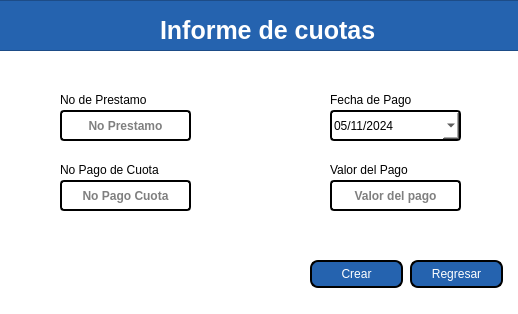
Old version of the form views/InformeCuotas.ui in the repository MiguelFVasquez/ProyectoDB.
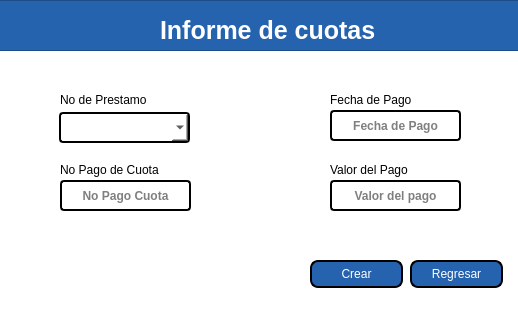
New version of the form.

Commit message: Se implementa la funcionalidad de cuotas y se organizan errores con los prestamos

```diff
--- a/views/InformeCuotas.ui
+++ b/views/InformeCuotas.ui
@@ -277,39 +277,6 @@
      </property>
     </widget>
    </widget>
-   <widget class="QDateEdit" name="dateEditFecha">
-    <property name="geometry">
-     <rect>
-      <x>330</x>
-      <y>110</y>
-      <width>131</width>
-      <height>31</height>
-     </rect>
-    </property>
-    <property name="styleSheet">
-     <string notr="true">background-color: rgb(255, 255, 255);
-color: rgb(0, 0, 0);
-border: 2px solid rgb(0,0,0);
-border-radius: 4px
-</string>
-    </property>
-    <property name="currentSection">
-     <enum>QDateTimeEdit::DaySection</enum>
-    </property>
-    <property name="displayFormat">
-     <string>dd/MM/yyyy</string>
-    </property>
-    <property name="calendarPopup">
-     <bool>true</bool>
-    </property>
-    <property name="date">
-     <date>
-      <year>2024</year>
-      <month>11</month>
-      <day>5</day>
-     </date>
-    </property>
-   </widget>
    <widget class="QLabel" name="lblPagoCuota">
     <property name="geometry">
      <rect>
@@ -367,39 +334,6 @@
      <string>No Pago Cuota</string>
     </property>
    </widget>
-   <widget class="QLineEdit" name="txtNumeroPrestamo">
-    <property name="geometry">
-     <rect>
-      <x>60</x>
-      <y>110</y>
-      <width>131</width>
-      <height>31</height>
-     </rect>
-    </property>
-    <property name="font">
-     <font>
-      <weight>75</weight>
-      <bold>true</bold>
-      <kerning>true</kerning>
-     </font>
-    </property>
-    <property name="styleSheet">
-     <string notr="true">background-color: rgb(255, 255, 255);
-color: rgb(0, 0, 0);
-border: 2px solid rgb(0,0,0);
-border-radius: 4px
-</string>
-    </property>
-    <property name="alignment">
-     <set>Qt::AlignCenter</set>
-    </property>
-    <property name="readOnly">
-     <bool>false</bool>
-    </property>
-    <property name="placeholderText">
-     <string>No Prestamo</string>
-    </property>
-   </widget>
    <widget class="QLabel" name="lblNumeroPrestamo">
     <property name="geometry">
      <rect>
@@ -548,6 +482,62 @@
      <string>Valor del Pago</string>
     </property>
    </widget>
+   <widget class="QLineEdit" name="txtFechaPago">
+    <property name="geometry">
+     <rect>
+      <x>330</x>
+      <y>110</y>
+      <width>131</width>
+      <height>31</height>
+     </rect>
+    </property>
+    <property name="font">
+     <font>
+      <weight>75</weight>
+      <bold>true</bold>
+      <kerning>true</kerning>
+     </font>
+    </property>
+    <property name="styleSheet">
+     <string notr="true">background-color: rgb(255, 255, 255);
+color: rgb(0, 0, 0);
+border: 2px solid rgb(0,0,0);
+border-radius: 4px
+</string>
+    </property>
+    <property name="text">
+     <string/>
+    </property>
+    <property name="echoMode">
+     <enum>QLineEdit::Normal</enum>
+    </property>
+    <property name="alignment">
+     <set>Qt::AlignCenter</set>
+    </property>
+    <property name="readOnly">
+     <bool>false</bool>
+    </property>
+    <property name="placeholderText">
+     <string>Fecha de Pago</string>
+    </property>
+   </widget>
+   <widget class="QComboBox" name="comboBoxPrestamos">
+    <property name="geometry">
+     <rect>
+      <x>59</x>
+      <y>112</y>
+      <width>131</width>
+      <height>31</height>
+     </rect>
+    </property>
+    <property name="styleSheet">
+     <string notr="true">background-color: rgb(255, 255, 255);
+color: rgb(0, 0, 0);
+border: 2px solid rgb(0,0,0);
+border-radius: 4px
+</string>
+    </property>
+   </widget>
   </widget>
  </widget>
  <resources/>
```
The commit also changes 3 other files.
